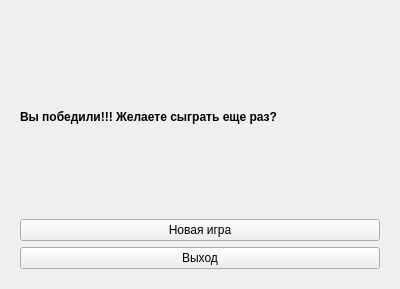
Old version of the form Kursovaja/Win.ui in the repository Zadrayca/Kourse.
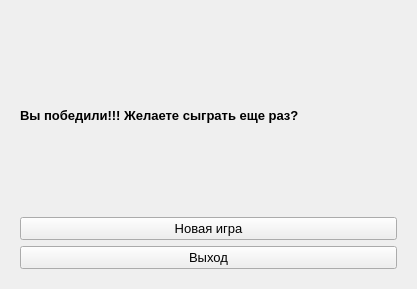
New version of the form.

The edit to the form file:
```diff
--- a/Kursovaja/Win.ui
+++ b/Kursovaja/Win.ui
@@ -6,10 +6,15 @@
    <rect>
     <x>0</x>
     <y>0</y>
-    <width>400</width>
+    <width>417</width>
     <height>289</height>
    </rect>
   </property>
+  <property name="font">
+   <font>
+    <pointsize>10</pointsize>
+   </font>
+  </property>
   <property name="windowTitle">
    <string>Form</string>
   </property>
```
